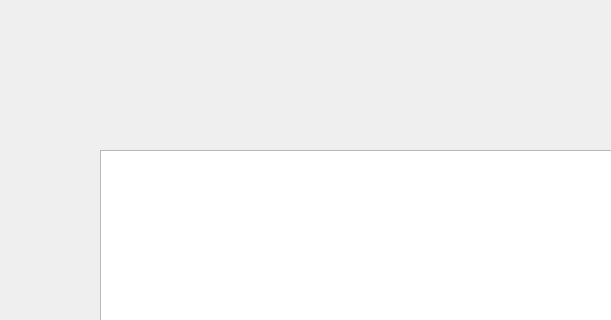
The window that smartphone_app/mytcpdialog.ui (EEL7323/chewbacca) describes before a commit, drawn with Qt 5; both pictures show x 0 to 611 and y 0 to 320 of the 1180 by 680 pixel window.
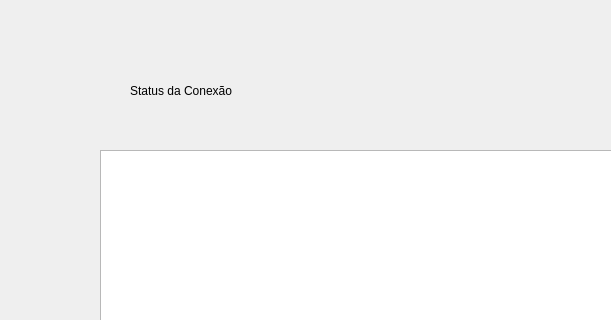
The same window after the commit.

Patch:
```diff
--- a/smartphone_app/mytcpdialog.ui
+++ b/smartphone_app/mytcpdialog.ui
@@ -49,6 +49,19 @@
     <string>Sair</string>
    </property>
   </widget>
+  <widget class="QLabel" name="label">
+   <property name="geometry">
+    <rect>
+     <x>130</x>
+     <y>60</y>
+     <width>401</width>
+     <height>61</height>
+    </rect>
+   </property>
+   <property name="text">
+    <string>Status da Conexão</string>
+   </property>
+  </widget>
  </widget>
  <resources/>
  <connections/>
```
